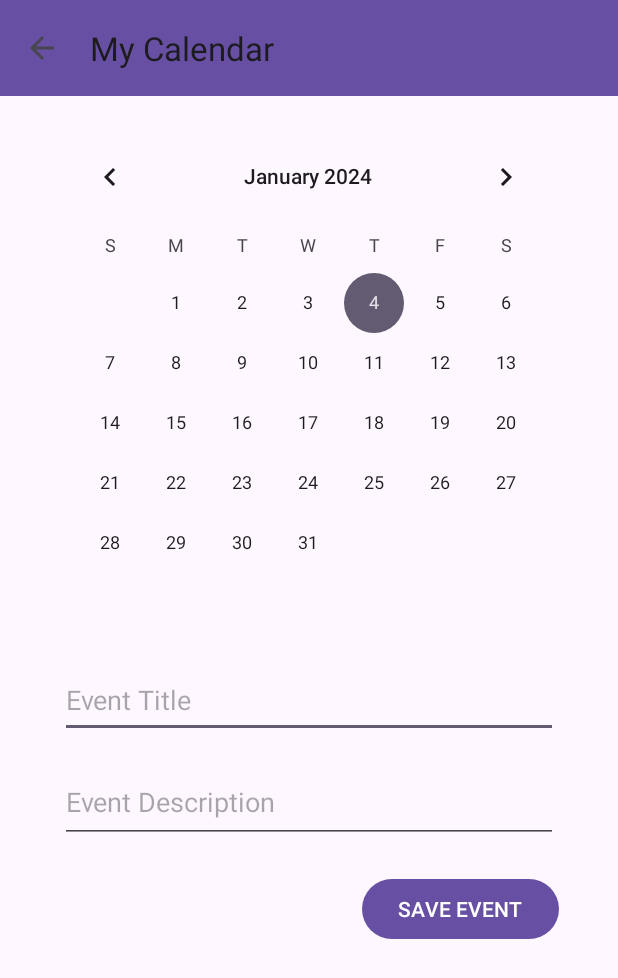
After one commit to Kairos5106/STEMify, an Android app: the Tutoring_Calendar screen opened directly, with no data from a screen before it, on a phone screen of 412 x 824 dp. The commit adds this screen. Shown: the top 978 px of the screen. Run offline under Robolectric (Android 15) with nearby library versions, the phone set to English and light mode, and no system bars; our stand-ins replace Firebase (no records; nobody signed in at launch, a user with empty details on screens opened directly).

Commit message:
initial commit on scheduling feature

```diff
--- a/app/src/main/AndroidManifest.xml
+++ b/app/src/main/AndroidManifest.xml
@@ -8,7 +8,8 @@
     <uses-permission android:name="android.permission.FOREGROUND_SERVICE" />
     <uses-permission android:name="android.permission.RECORD_AUDIO" />
     <uses-permission android:name="android.permission.CAMERA" />
-    <uses-permission android:name="android.permission.CAPTURE_VIDEO_OUTPUT"
+    <uses-permission
+        android:name="android.permission.CAPTURE_VIDEO_OUTPUT"
         tools:ignore="ProtectedPermissions" />
 
     <application
@@ -21,6 +22,9 @@
         android:supportsRtl="true"
         android:theme="@style/Theme.STEMify"
         tools:targetApi="31">
+        <activity
+            android:name=".Tutoring_Calendar"
+            android:exported="false" />
         <activity
             android:name=".Tutoring_VideoCall"
             android:exported="false" />
--- /dev/null
+++ b/app/src/main/java/com/example/stemify/Tutoring_Calendar.java
@@ -0,0 +1,154 @@
+package com.example.stemify;
+
+import androidx.annotation.NonNull;
+import androidx.appcompat.app.AppCompatActivity;
+import androidx.appcompat.widget.Toolbar;
+
+import android.os.Bundle;
+import android.view.MenuItem;
+import android.view.View;
+import android.widget.Button;
+import android.widget.CalendarView;
+import android.widget.EditText;
+import android.widget.Toast;
+
+import com.google.android.gms.tasks.OnFailureListener;
+import com.google.android.gms.tasks.OnSuccessListener;
+import com.google.firebase.auth.FirebaseAuth;
+import com.google.firebase.auth.FirebaseUser;
+import com.google.firebase.database.DataSnapshot;
+import com.google.firebase.database.DatabaseError;
+import com.google.firebase.database.DatabaseReference;
+import com.google.firebase.database.FirebaseDatabase;
+import com.google.firebase.database.ValueEventListener;
+
+import java.util.List;
+
+public class Tutoring_Calendar extends AppCompatActivity {
+
+    FirebaseAuth mAuth = FirebaseAuth.getInstance();
+    FirebaseUser currentUser = mAuth.getCurrentUser();
+    private CalendarView CVCalendar;
+    private EditText ETCalendarEventTitle;
+    private EditText ETCalendarEventDescription;
+    private Button BtnSaveEvent;
+    private String dateSelected;
+    private DatabaseReference databaseReference;
+
+    @Override
+    protected void onCreate(Bundle savedInstanceState) {
+        super.onCreate(savedInstanceState);
+        setContentView(R.layout.activity_tutoring_calendar);
+
+        // Initiate Firebase components
+        mAuth = FirebaseAuth.getInstance();
+        currentUser = mAuth.getCurrentUser();
+
+        // Enable back button in the action bar
+        Toolbar toolbar = findViewById(R.id.TBMyCalendar);
+        setSupportActionBar(toolbar);
+        getSupportActionBar().setDisplayHomeAsUpEnabled(true);
+        getSupportActionBar().setDisplayShowHomeEnabled(true);
+
+        // Set the title for the app bar for this particular page
+        setTitle("My Calendar");
+
+        // Binding
+        CVCalendar = findViewById(R.id.CVCalendar);
+        ETCalendarEventTitle = findViewById(R.id.ETCalendarEventTitle);
+        ETCalendarEventDescription = findViewById(R.id.ETCalendarEventDescription);
+        BtnSaveEvent = findViewById(R.id.BtnSaveEvent);
+
+        // CVCalendar Listener
+        CVCalendar.setOnDateChangeListener(new CalendarView.OnDateChangeListener() {
+            @Override
+            public void onSelectedDayChange(@NonNull CalendarView view, int year, int month, int dayOfMonth) {
+                dateSelected = Integer.toString(year) + Integer.toString(month + 1) + Integer.toString(dayOfMonth);
+                calendarClicked(); // to retrieve existing event from database
+            }
+        });
+
+        // BtnSaveEvent onClickListener
+        BtnSaveEvent.setOnClickListener(new View.OnClickListener() {
+            @Override
+            public void onClick(View v) {
+                // Test all input fields (Title, description), if all fields are filled:
+                if (!ETCalendarEventTitle.getText().toString().isEmpty() &&
+                        !ETCalendarEventDescription.getText().toString().isEmpty()) {
+
+                    // Create event object
+                    Tutoring_CalendarEvent event = new Tutoring_CalendarEvent(dateSelected, ETCalendarEventTitle.getText().toString(),
+                            ETCalendarEventDescription.getText().toString(),
+                            currentUser.getUid());
+
+                    // Add post object to Firebase database
+                    addEvent(event);
+
+                } else {
+                    String messageN = "Please fill in all fields before saving event.";
+                    Toast.makeText(Tutoring_Calendar.this, messageN, Toast.LENGTH_LONG).show();
+                }
+            }
+        });
+
+    }
+
+    public void addEvent(Tutoring_CalendarEvent event) {
+
+        FirebaseDatabase database = FirebaseDatabase.getInstance();
+        databaseReference = database.getReference("Calendar").push();
+
+        // Set the event data to the Firebase reference under "Calendar"
+        databaseReference.child(dateSelected).setValue(event)
+                .addOnSuccessListener(new OnSuccessListener<Void>() {
+                    @Override
+                    public void onSuccess(Void aVoid) {
+                        // Event added successfully
+                        String message = "Event added successfully!";
+                        Toast.makeText(Tutoring_Calendar.this, message, Toast.LENGTH_SHORT).show();
+                    }
+                })
+                .addOnFailureListener(new OnFailureListener() {
+                    @Override
+                    public void onFailure(@NonNull Exception e) {
+                        // Failed to add event
+                        String message = "Failed to add event. Please try again.";
+                        Toast.makeText(Tutoring_Calendar.this, message, Toast.LENGTH_SHORT).show();
+                    }
+                });
+    }
+
+    // Retrieve existing event from database for a particular date
+    private void calendarClicked() {
+
+        databaseReference.child(dateSelected).addListenerForSingleValueEvent(new ValueEventListener() {
+            @Override
+            public void onDataChange(@NonNull DataSnapshot snapshot) {
+                if (snapshot.getValue() != null) {
+                    // Display existing event details in UI
+                    ETCalendarEventTitle.setText(snapshot.getValue().toString());
+                } else {
+                    // No existing events for the selected date, clear UI fields or set default values
+                    ETCalendarEventTitle.setText("");
+                }
+            }
+
+            @Override
+            public void onCancelled(@NonNull DatabaseError error) {
+                // Handle error
+            }
+        });
+    }
+
+    @Override
+    public boolean onOptionsItemSelected(MenuItem item) {
+        // Handle the back button click
+        if (item.getItemId() == android.R.id.home) {
+            // Navigate back to the previous fragment or activity
+            onBackPressed();
+            return true;
+        }
+
+        return super.onOptionsItemSelected(item);
+    }
+}
--- /dev/null
+++ b/app/src/main/res/layout/activity_tutoring_calendar.xml
@@ -0,0 +1,71 @@
+<?xml version="1.0" encoding="utf-8"?>
+<androidx.constraintlayout.widget.ConstraintLayout xmlns:android="http://schemas.android.com/apk/res/android"
+    xmlns:app="http://schemas.android.com/apk/res-auto"
+    xmlns:tools="http://schemas.android.com/tools"
+    android:layout_width="match_parent"
+    android:layout_height="match_parent"
+    tools:context=".Tutoring_Calendar">
+
+    <androidx.appcompat.widget.Toolbar
+        android:id="@+id/TBMyCalendar"
+        android:layout_width="match_parent"
+        android:layout_height="?attr/actionBarSize"
+        android:background="?attr/colorPrimary"
+        android:elevation="4dp"
+        app:layout_constraintEnd_toEndOf="parent"
+        app:layout_constraintStart_toStartOf="parent"
+        app:layout_constraintTop_toTopOf="parent"
+        android:title="My Calendar" />
+
+    <CalendarView
+        android:id="@+id/CVCalendar"
+        android:layout_width="wrap_content"
+        android:layout_height="wrap_content"
+        android:layout_marginStart="30dp"
+        android:layout_marginTop="20dp"
+        android:layout_marginEnd="31dp"
+        app:layout_constraintEnd_toEndOf="parent"
+        app:layout_constraintStart_toStartOf="parent"
+        app:layout_constraintTop_toBottomOf="@+id/TBMyCalendar" />
+
+    <EditText
+        android:id="@+id/ETCalendarEventTitle"
+        android:layout_width="0dp"
+        android:layout_height="50dp"
+        android:layout_marginStart="40dp"
+        android:layout_marginTop="20dp"
+        android:layout_marginEnd="40dp"
+        android:ems="10"
+        android:hint="Event Title"
+        android:inputType="text"
+        app:layout_constraintEnd_toEndOf="parent"
+        app:layout_constraintStart_toStartOf="parent"
+        app:layout_constraintTop_toBottomOf="@+id/CVCalendar" />
+
+    <EditText
+        android:id="@+id/ETCalendarEventDescription"
+        android:layout_width="0dp"
+        android:layout_height="50dp"
+        android:layout_marginStart="40dp"
+        android:layout_marginTop="20dp"
+        android:layout_marginEnd="40dp"
+        android:ems="10"
+        android:hint="Event Description"
+        android:gravity="start|top"
+        android:inputType="textMultiLine"
+        app:layout_constraintEnd_toEndOf="parent"
+        app:layout_constraintStart_toStartOf="parent"
+        app:layout_constraintTop_toBottomOf="@+id/ETCalendarEventTitle" />
+
+    <Button
+        android:id="@+id/BtnSaveEvent"
+        android:layout_width="wrap_content"
+        android:layout_height="wrap_content"
+        android:layout_marginStart="241dp"
+        android:layout_marginTop="20dp"
+        android:layout_marginEnd="40dp"
+        android:text="SAVE EVENT"
+        app:layout_constraintEnd_toEndOf="parent"
+        app:layout_constraintStart_toStartOf="parent"
+        app:layout_constraintTop_toBottomOf="@+id/ETCalendarEventDescription" />
+</androidx.constraintlayout.widget.ConstraintLayout>
```
Also changed, not shown: app/src/main/java/com/example/stemify/Tutoring_CalendarEvent.java (added, +68 -0 lines), app/src/main/java/com/example/stemify/Tutoring_TutorDetail.java (+65 -0 lines), app/src/main/java/com/example/stemify/ui/moduleB/Tutoring.java (+7 -4 lines).
